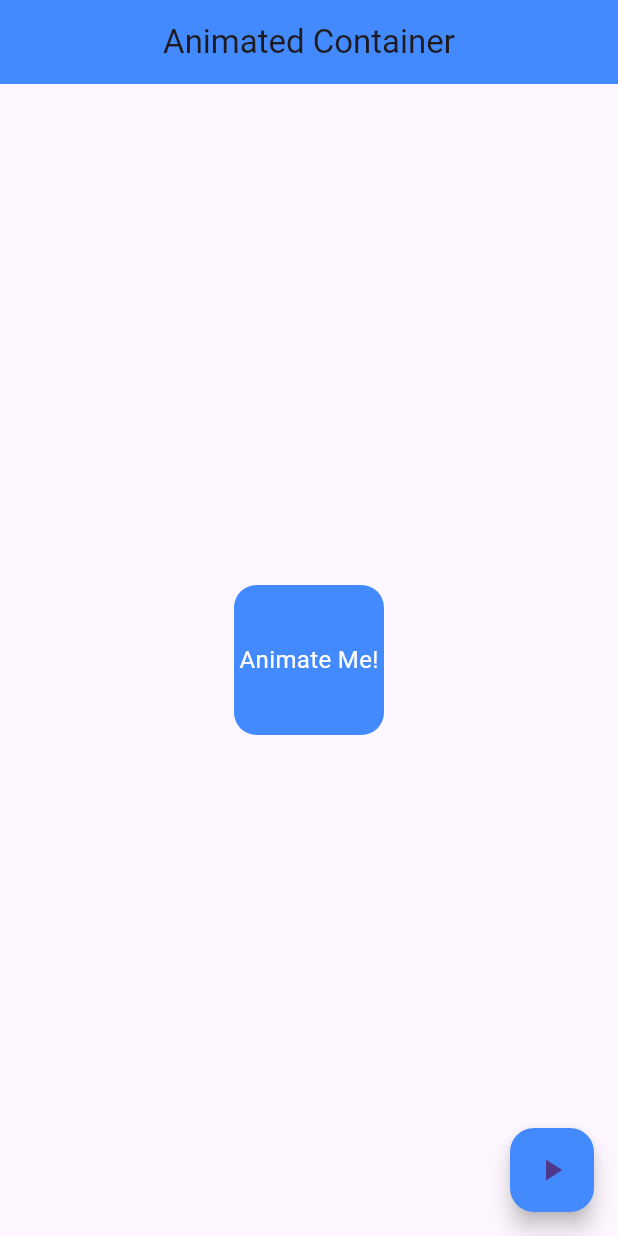
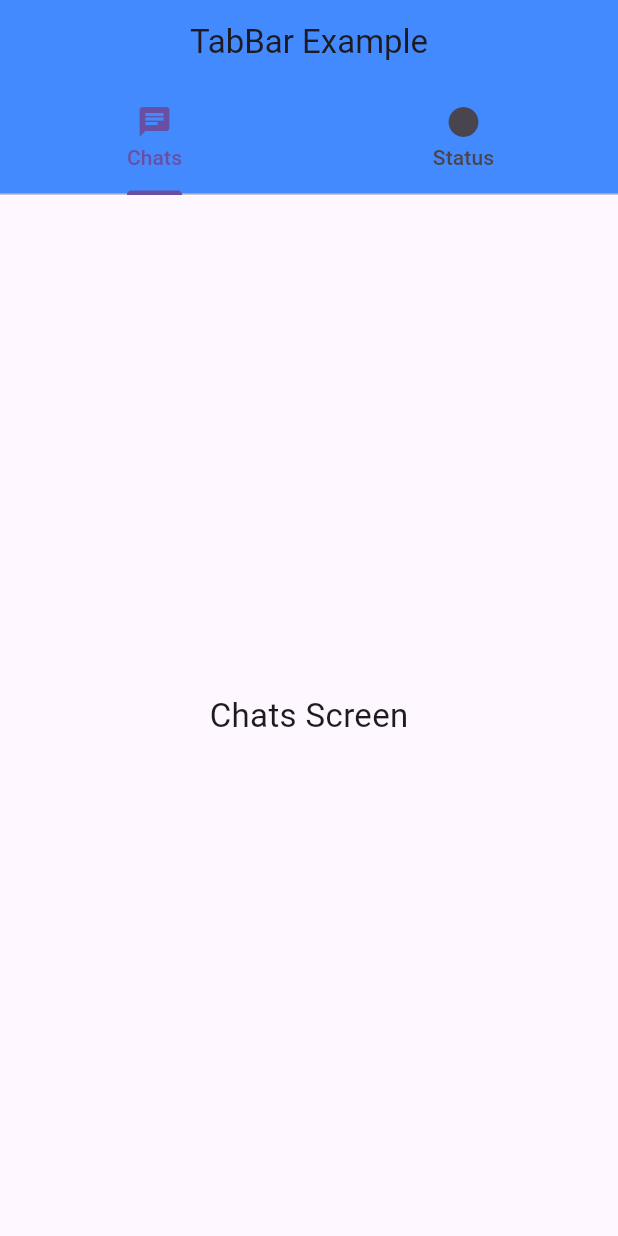
Before and after one commit to Hindavi-1/flutter_exercises, a Flutter app: the screen it shows after launch, on a phone screen of 412 x 824 dp. Run offline on Flutter 3.47's test engine with Material 3 defaults, Android fonts, the phone set to English and light mode, and no system bars.

Commit message:
tabbar layout

```diff
--- a/lib/main.dart
+++ b/lib/main.dart
@@ -11,6 +11,7 @@ import 'task10_draggable.dart';
 import 'task11_image_gallery.dart';
 import 'task12_color_toggler.dart';
 import 'task13_animated_container.dart';
+import 'task14_tabbar_layout.dart';
 
 void main() {
   runApp(const MyApp());
@@ -23,7 +24,7 @@ class MyApp extends StatelessWidget {
   Widget build(BuildContext context) {
     return const MaterialApp(
       debugShowCheckedModeBanner: false,
-      home: Task13AnimatedContainer(),
+      home: Task14TabBarLayout(),
     );
   }
 }
--- /dev/null
+++ b/lib/task14_tabbar_layout.dart
@@ -0,0 +1,33 @@
+import 'package:flutter/material.dart';
+
+class Task14TabBarLayout extends StatelessWidget {
+  const Task14TabBarLayout({super.key});
+
+  @override
+  Widget build(BuildContext context) {
+    return DefaultTabController(
+      length: 2, // 2 tabs
+      child: Scaffold(
+        appBar: AppBar(
+          title: const Text("TabBar Example"),
+          backgroundColor: Colors.blueAccent,
+          centerTitle: true,
+
+          bottom: const TabBar(
+            tabs: [
+              Tab(text: "Chats", icon: Icon(Icons.chat)),
+              Tab(text: "Status", icon: Icon(Icons.circle)),
+            ],
+          ),
+        ),
+
+        body: const TabBarView(
+          children: [
+            Center(child: Text("Chats Screen", style: TextStyle(fontSize: 22))),
+            Center(child: Text("Status Screen", style: TextStyle(fontSize: 22))),
+          ],
+        ),
+      ),
+    );
+  }
+}
```
